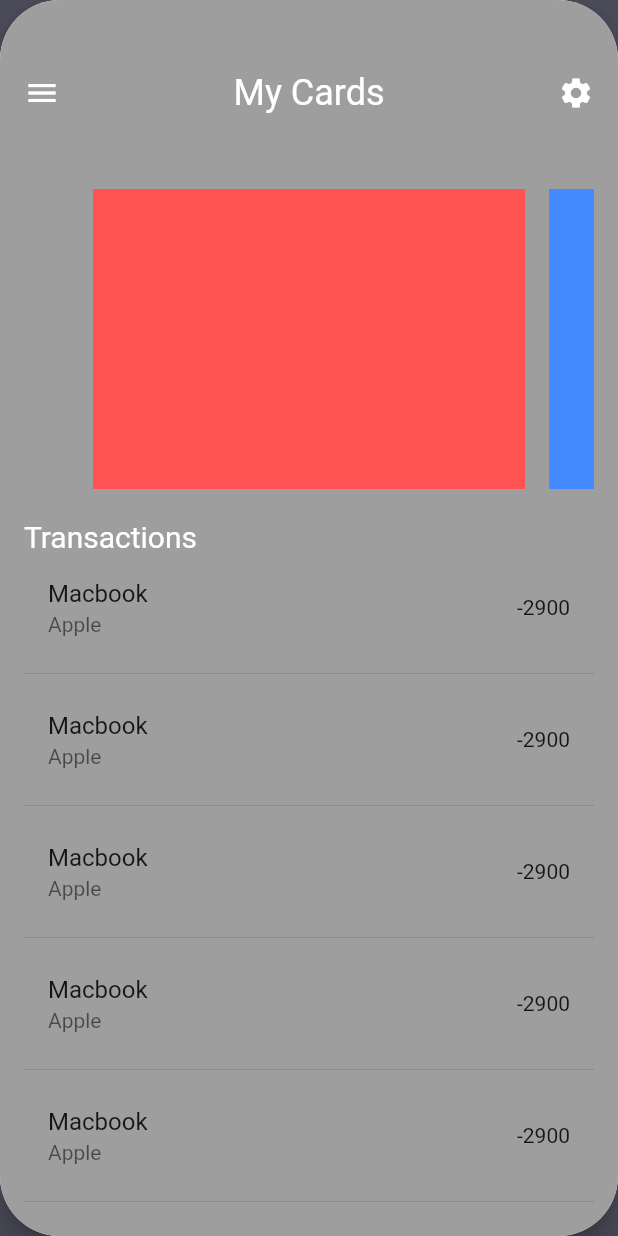
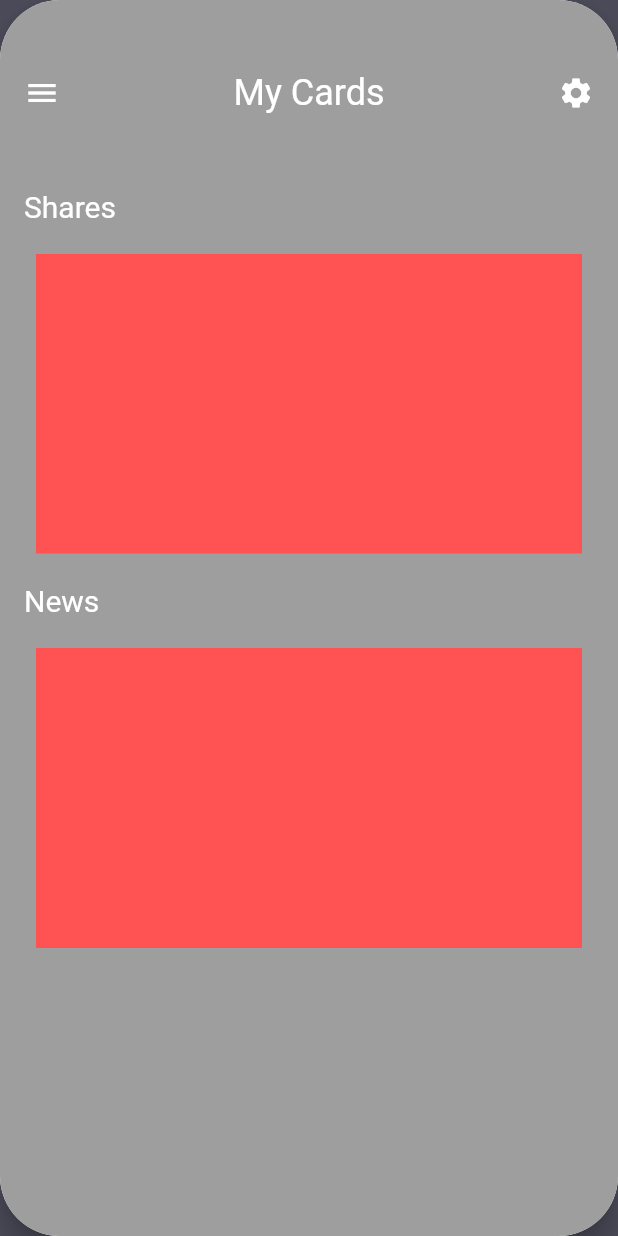
Before and after one commit to Rebus-Dev/Street-Coffee, a Flutter app: the MenuDashboardLayout screen opened directly, on a phone screen of 412 x 824 dp. Run offline on Flutter 3.47's test engine with Material 2 defaults, Android fonts, the phone set to English and light mode, and no system bars; our stand-ins replace bloc, flutter_bloc.

Commit message:
add new file is cards style

```diff
--- a/lib/screens/Pages/MyCardsPage.dart
+++ b/lib/screens/Pages/MyCardsPage.dart
@@ -1,5 +1,6 @@
 import 'package:flutter/material.dart';
 import 'package:StreetCoffee/screens/NavigationBloc/NavigationBloc.dart';
+import 'package:StreetCoffee/utilities/Widget/Cards.dart';
 
 class MyCardsPage extends StatelessWidget with NavigationStates {
   final Function onMenuTap;
@@ -34,50 +35,19 @@ class MyCardsPage extends StatelessWidget with NavigationStates {
                 ],
               ),
               SizedBox(height: 50),
-              Container(
-                height: 200,
-                child: PageView(
-                  controller: PageController(viewportFraction: 0.8),
-                  scrollDirection: Axis.horizontal,
-                  pageSnapping: true,
-                  children: <Widget>[
-                    Container(
-                      margin: const EdgeInsets.symmetric(horizontal: 8),
-                      color: Colors.redAccent,
-                      width: 100,
-                    ),
-                    Container(
-                      margin: const EdgeInsets.symmetric(horizontal: 8),
-                      color: Colors.blueAccent,
-                      width: 100,
-                    ),
-                    Container(
-                      margin: const EdgeInsets.symmetric(horizontal: 8),
-                      color: Colors.greenAccent,
-                      width: 100,
-                    ),
-                  ],
-                ),
+              Text(
+                "Shares",
+                style: TextStyle(color: Colors.white, fontSize: 20),
               ),
               SizedBox(height: 20),
+              CardsDashboard(),
+              SizedBox(height: 20),
               Text(
-                "Transactions",
+                "News",
                 style: TextStyle(color: Colors.white, fontSize: 20),
               ),
-              ListView.separated(
-                shrinkWrap: true,
-                itemBuilder: (context, index) {
-                  return ListTile(
-                    title: Text("Macbook"),
-                    subtitle: Text("Apple"),
-                    trailing: Text("-2900"),
-                  );
-                },
-                separatorBuilder: (context, index) {
-                  return Divider(height: 16);
-                },
-                itemCount: 10,
-              ),
+              SizedBox(height: 20),
+              CardsDashboard(),
               SizedBox(height: 20),
             ],
           ),
--- /dev/null
+++ b/lib/utilities/Widget/Cards.dart
@@ -0,0 +1,29 @@
+import 'package:flutter/material.dart';
+
+Widget CardsDashboard() {
+  return Container(
+    height: 200,
+    child: PageView(
+    controller: PageController(viewportFraction: 1.0),
+    scrollDirection: Axis.horizontal,
+    pageSnapping: true,
+      children: <Widget>[
+        Container(
+          margin: const EdgeInsets.symmetric(horizontal: 8),
+          color: Colors.redAccent,
+          width: 100,
+        ),
+        Container(
+          margin: const EdgeInsets.symmetric(horizontal: 8),
+          color: Colors.blueAccent,
+          width: 100,
+        ),
+        Container(
+          margin: const EdgeInsets.symmetric(horizontal: 8),
+          color: Colors.greenAccent,
+          width: 100,
+        ),
+      ],
+    ),
+  );
+}
```
